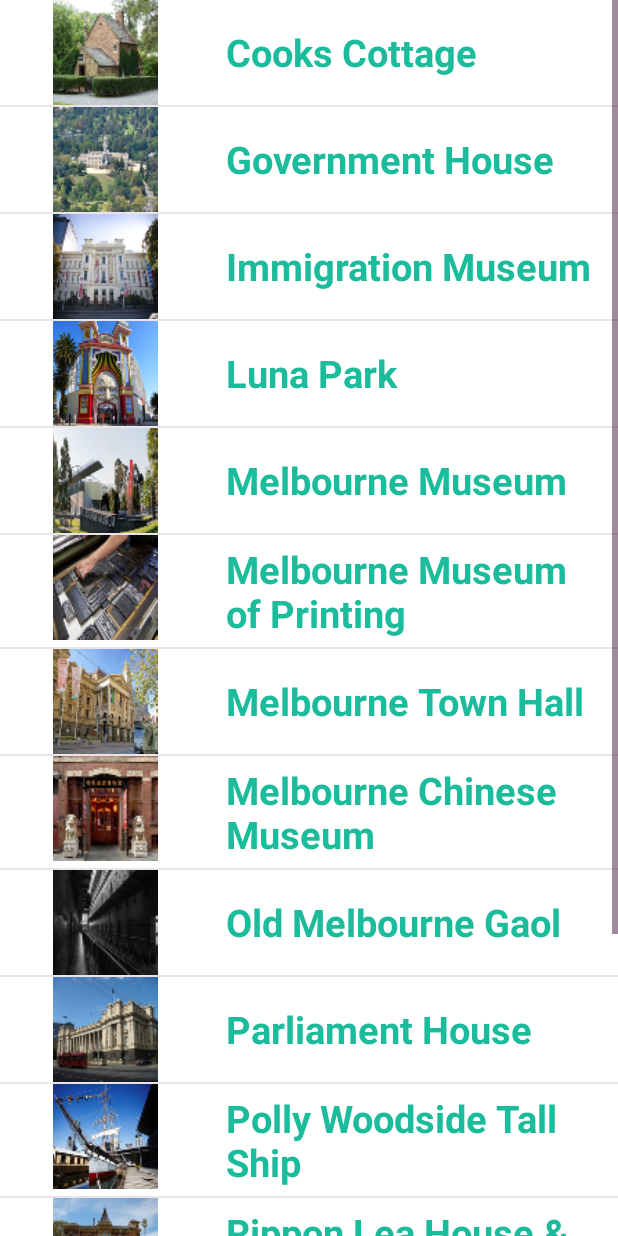
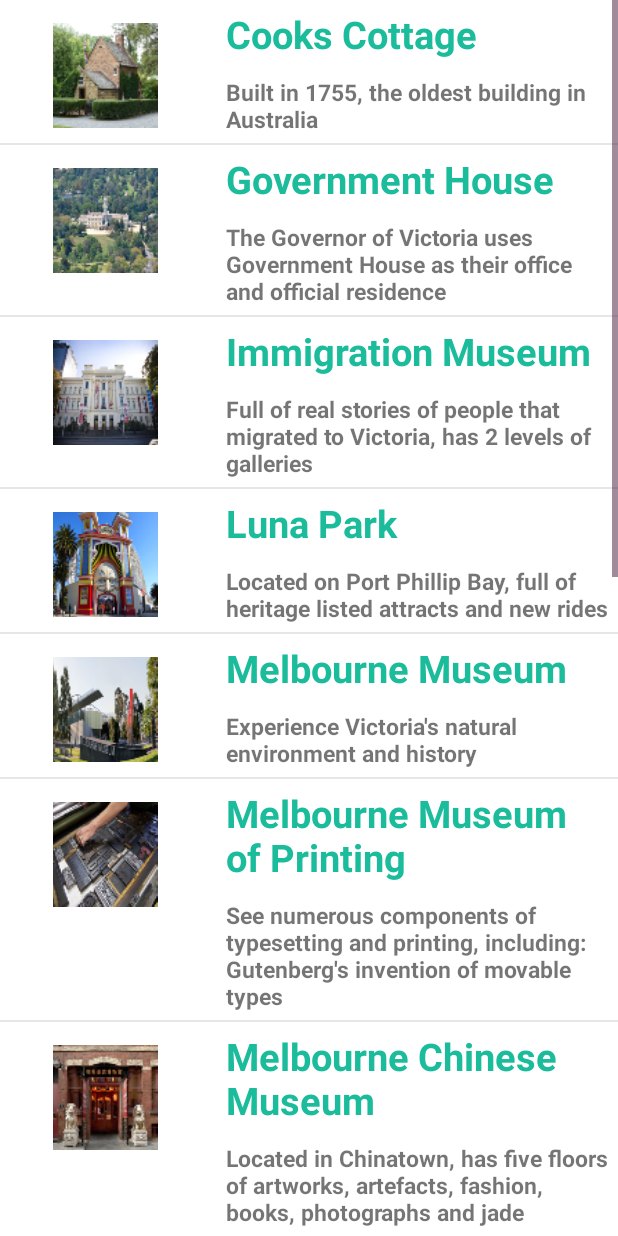
Before and after one commit to michelyousef/Melbourne_History, an Android app: the LocationListActivity screen opened directly, with no data from a screen before it, on a phone screen of 412 x 824 dp. Run offline under Robolectric (Android 15) with nearby library versions, the phone set to English and light mode, and no system bars.

Commit message:
Arranged the list alphabetically, only Melbourne Chinese Museum had to be pushed up
Also, short description was added to the location list,
so users don't have to tap individual specific locations

Added margin to the list icons

```diff
--- a/app/src/main/java/com/example/sit302_team/melbourne_history/LocationListActivity.java
+++ b/app/src/main/java/com/example/sit302_team/melbourne_history/LocationListActivity.java
@@ -10,9 +10,10 @@
 
     // Initialise variable
     Context context;
-    String[] locations = new String[]{"Cooks Cottage", "Government House", "Immigration Museum", "Luna Park", "Melbourne Museum", "Melbourne Museum of Printing", "Melbourne Town Hall", "Melbourne Chinese Museum", "Old Melbourne Gaol", "Parliament House", "Polly Woodside Tall Ship", "Rippon Lea House & Gardens", "Royal Arcade", "Shrine of Remembrance", "The Block Arcade"};
+    String[] locations = new String[]{"Cooks Cottage", "Government House", "Immigration Museum", "Luna Park", "Melbourne Museum", "Melbourne Museum of Printing", "Melbourne Chinese Museum", "Melbourne Town Hall" , "Old Melbourne Gaol", "Parliament House", "Polly Woodside Tall Ship", "Rippon Lea House & Gardens", "Royal Arcade", "Shrine of Remembrance", "The Block Arcade"};
+    String[] descriptions = new String[]{"Built in 1755, the oldest building in Australia", "The Governor of Victoria uses Government House as their office and official residence", "Full of real stories of people that migrated to Victoria, has 2 levels of galleries", "Located on Port Phillip Bay, full of heritage listed attracts and new rides", "Experience Victoria's natural environment and history", "See numerous components of typesetting and printing, including: Gutenberg's invention of movable types", "Located in Chinatown, has five floors of artworks, artefacts, fashion, books, photographs and jade", "Opened in 1870, it hosts theatre, weddings, receptions, exhibitons and cultural activity" , "Looks can be deceiving, one of Melbourne's best historical places and truly worth a visit", "Has been the seat of the Parliament of Victoria since 1855", "Belfast-built, three-mast, iron-hulled barque and is the central feature of the Melbourne South Wharf precinct", "One of Australia's last grand suburban estates located 20 minutes out of the CBD", "The first arcade built and longest-standing arcade in Australia", "Built in 1934, it is a memorial to all of the Australians who served in war and peacekeeping operation throughout Australia's history'", "Heritage shopping arcade located in the centre of Melbourne"};
     int[] locationIcons = new int[]{R.mipmap.icon_cooks, R.mipmap.icon_gov_house, R.mipmap.icon_immi_museum, R.mipmap.icon_luna,
-            R.mipmap.icon_melb_museum, R.mipmap.icon_printing, R.mipmap.icon_town_hall, R.mipmap.icon_chinese_museum, R.mipmap.icon_gaol, R.mipmap.icon_parliament,
+            R.mipmap.icon_melb_museum, R.mipmap.icon_printing,R.mipmap.icon_chinese_museum , R.mipmap.icon_town_hall, R.mipmap.icon_gaol, R.mipmap.icon_parliament,
             R.mipmap.icon_polly, R.mipmap.icon_rippon, R.mipmap.icon_royal, R.mipmap.icon_shrine, R.mipmap.icon_block_arcade};
 
     @Override
@@ -30,7 +31,7 @@
         context = this;
 
         // call custom adapter with custom adapter class
-        LocationsCustomAdapter locationList = new LocationsCustomAdapter(this, locations, locationIcons);
+        LocationsCustomAdapter locationList = new LocationsCustomAdapter(this, locations, descriptions, locationIcons);
 
         // set list adapter
         setListAdapter(locationList);
--- a/app/src/main/java/com/example/sit302_team/melbourne_history/LocationsCustomAdapter.java
+++ b/app/src/main/java/com/example/sit302_team/melbourne_history/LocationsCustomAdapter.java
@@ -17,12 +17,14 @@
 
     private static LayoutInflater inflater = null;
     String[] places;
+    String[] descriptions;
     int[] icons;
     Context context;
 
     // Taking the values that is passed by the activity that call this constructor
-    public LocationsCustomAdapter(LocationListActivity locations_activity, String[] location_names, int[] location_icons) {
+    public LocationsCustomAdapter(LocationListActivity locations_activity, String[] location_names, String[] location_descriptions, int[] location_icons) {
         places = location_names;
+        descriptions = location_descriptions;
         icons = location_icons;
         context = locations_activity;
 
@@ -60,12 +62,14 @@
         // Inflate the single row that is created in the custom_location_row
         rowView = inflater.inflate(R.layout.custom_location_row, parent, false);
 
-        // Referencing to the widget inside the custom_team_row to the holder text and icon
+        // Referencing to the widget inside the custom_team_row to the holder text, description and icon
         holder.text = (TextView) rowView.findViewById(R.id.location_name);
+        holder.description = (TextView) rowView.findViewById(R.id.location_description);
         holder.icon = (ImageView) rowView.findViewById(R.id.location_pic);
 
         // Printing all the location name and setting all location icons
         holder.text.setText(places[position]);
+        holder.description.setText(descriptions[position]);
         holder.icon.setImageResource(icons[position]);
 
         // when an option on row view is selected
@@ -97,6 +101,7 @@
     // initialise a holder class
     public class Holder {
         TextView text;
+        TextView description;
         ImageView icon;
     }
 
--- a/app/src/main/res/layout/custom_location_row.xml
+++ b/app/src/main/res/layout/custom_location_row.xml
@@ -4,18 +4,21 @@
     android:layout_width="match_parent"
     android:layout_height="wrap_content">
 
-    <LinearLayout
-        android:layout_width="match_parent"
-        android:layout_height="wrap_content"
-        android:background="@color/white">
+
 
         <!-- location picture -->
         <ImageView
             android:layout_width="140dp"
             android:layout_height="70dp"
             android:id="@+id/location_pic"
+            android:layout_marginTop="15dp"
+            android:contentDescription="@string/icon"
             android:src="@mipmap/app_icon"/>
-
+        <LinearLayout
+            android:layout_width="match_parent"
+            android:layout_height="wrap_content"
+            android:orientation="vertical"
+            android:background="@color/white">
         <!-- location name -->
         <TextView
             android:layout_width="match_parent"
@@ -28,8 +31,17 @@
             android:textSize="25sp"
             android:layout_gravity="center_vertical"
             android:textStyle="normal|bold" />
+        <!-- location name -->
+        <TextView
+            android:layout_width="match_parent"
+            android:layout_height="wrap_content"
+            android:id="@+id/location_description"
+            android:text="@string/location_description"
+            android:padding="5dp"
+            android:layout_marginStart="5dp"
+            android:textSize="15sp"
+            android:layout_gravity="center_vertical"
+            android:textStyle="normal|bold" />
+            </LinearLayout>
 
     </LinearLayout>
-
-
-</LinearLayout>
--- a/app/src/main/res/values/strings.xml
+++ b/app/src/main/res/values/strings.xml
@@ -11,6 +11,7 @@
     <string name="tab3Name">About Us</string>
     <string name="tab4Name">Favourites</string>
     <string name="location_name">Location 1</string>
+    <string name="location_description">Description</string>
     <string name="location_list_title">Historic Locations</string>
     <string name="photo">Photo</string>
     <string name="about_Melbourne_activity">About Us</string>
@@ -52,5 +53,6 @@
     <string name="require_permission">This app requires location permissions to be granted</string>
     <string name="go_to_setting">Go to Setting to grant permissions</string>
     <string name="go_to_melbourene_cbd">Go To Melbourene CBD</string>
+    <string name="icon">Icon</string>
 
 </resources>
```
